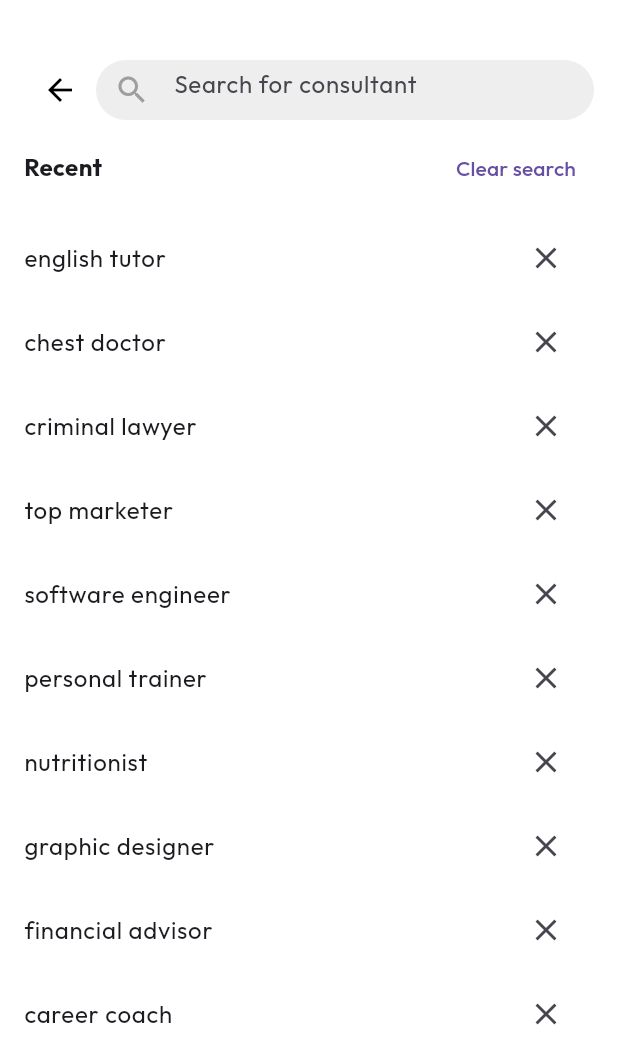
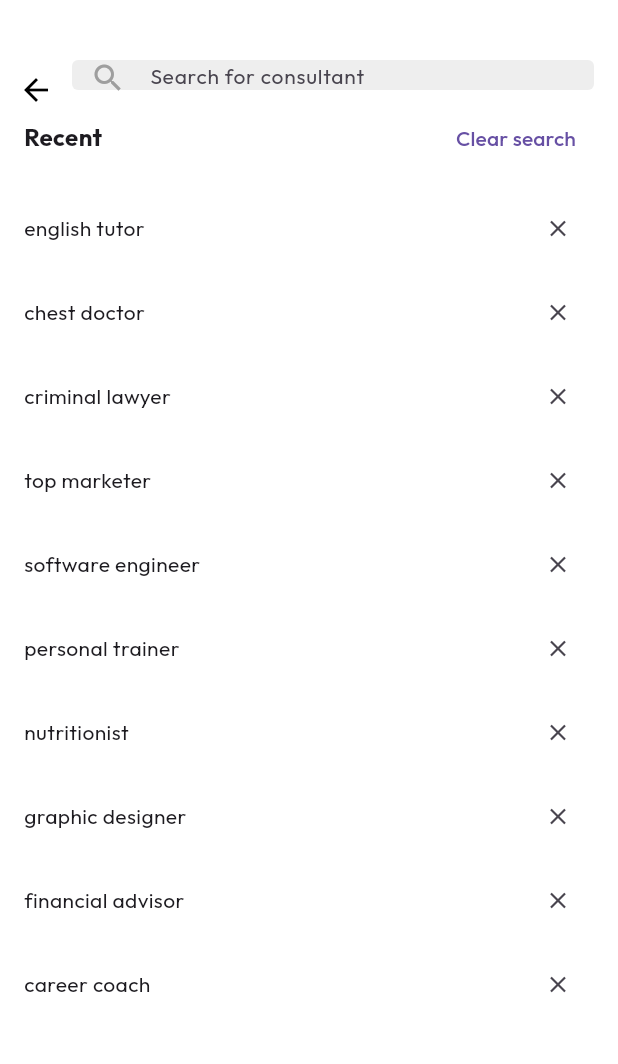
Before and after one commit to AnhDungDevv/health_mate_flutter, a Flutter app: the screen it shows after launch, after a tap on "Search for consultant", on a phone screen of 412 x 824 dp. Shown: the top 1064 px of the screen. Run offline on Flutter 3.47's test engine with Material 3 defaults, Android fonts, the phone set to English and light mode, and no system bars; our stand-ins replace cached_network_image, dartz, dio, dotted_border, equatable, file_picker and 16 more; accounts and stored records are empty.

Commit message:
fix bug search , update ui

```diff
--- a/lib/src/home/presentation/views/customer/main_layout_customer_view.dart
+++ b/lib/src/home/presentation/views/customer/main_layout_customer_view.dart
@@ -19,16 +19,17 @@ class MainLayoutCustomerView extends ConsumerWidget {
       const Center(child: Text("Message Screen")),
       const Center(child: Text("Profile Screen")),
     ];
-    return SafeArea(
-      child: Scaffold(
-        body: IndexedStack(
+    return Scaffold(
+      body: Padding(
+        padding: const EdgeInsets.only(top: 20),
+        child: IndexedStack(
           index: selectedIndex,
           children: screens,
         ),
+      ),
       bottomNavigationBar: BottomNavigationBar(
         currentIndex: selectedIndex,
-          onTap: (value) =>
-              ref.read(selectedViewProvider.notifier).state = value,
+        onTap: (value) => ref.read(selectedViewProvider.notifier).state = value,
         type: BottomNavigationBarType.fixed,
         selectedItemColor: Colors.blue,
         unselectedItemColor: Colors.grey,
@@ -62,7 +63,6 @@ class MainLayoutCustomerView extends ConsumerWidget {
           ),
         ],
       ),
-      ),
     );
   }
 }
--- a/lib/src/home/presentation/views/home_customer_view.dart
+++ b/lib/src/home/presentation/views/home_customer_view.dart
@@ -14,8 +14,7 @@ class HomeCustomerView extends ConsumerWidget {
   const HomeCustomerView({super.key});
   @override
   Widget build(BuildContext context, WidgetRef ref) {
-    return SafeArea(
-      child: Scaffold(
+    return Scaffold(
       body: Padding(
         padding: const EdgeInsets.symmetric(horizontal: 16.0),
         child: CustomScrollView(
@@ -25,7 +24,6 @@ class HomeCustomerView extends ConsumerWidget {
             _buildTabSelector(ref),
             _buildTabContent(ref)
           ],
-          ),
         ),
       ),
     );
--- a/lib/src/search/presentation/views/search_for_consultant_view.dart
+++ b/lib/src/search/presentation/views/search_for_consultant_view.dart
@@ -2,6 +2,8 @@ import 'package:flutter/material.dart';
 import 'package:flutter_riverpod/flutter_riverpod.dart';
 import 'package:health_mate/core/routing/routes_name.dart';
 import 'package:health_mate/src/search/presentation/app/provider/search_provider.dart';
+
+final searchTextProvider = StateProvider<String>((ref) => '');
 
 class SearchConsultantView extends ConsumerStatefulWidget {
   const SearchConsultantView({super.key});
@@ -17,22 +19,31 @@ class _SearchConsultantViewState extends ConsumerState<SearchConsultantView> {
   @override
   void initState() {
     super.initState();
+    _controller.addListener(() {
+      ref.read(searchTextProvider.notifier).state = _controller.text;
+    });
+
     Future.microtask(() {
-      print('Calling loadHistory...');
       ref.read(searchHistoryProvider.notifier).loadHistory();
     });
+  }
+
+  @override
+  void dispose() {
+    _controller.dispose();
+    super.dispose();
   }
 
   @override
   Widget build(BuildContext context) {
     return Scaffold(
       appBar: PreferredSize(
-        preferredSize: const Size.fromHeight(80), // Adjust height
+        preferredSize: const Size.fromHeight(60),
         child: AppBar(
           automaticallyImplyLeading: false,
           backgroundColor: Colors.white,
           flexibleSpace: Padding(
-            padding: const EdgeInsets.only(top: 40, left: 16, right: 16),
+            padding: const EdgeInsets.only(top: 40, left: 0, right: 16),
             child: Row(
               children: [
                 IconButton(
@@ -49,10 +60,12 @@ class _SearchConsultantViewState extends ConsumerState<SearchConsultantView> {
                     controller: _controller,
                     decoration: InputDecoration(
                       hintText: 'Search for consultant',
+                      hintStyle: const TextStyle(fontSize: 14),
+                      contentPadding: const EdgeInsets.symmetric(
+                          horizontal: 5, vertical: 5),
                       filled: true,
                       fillColor: Colors.grey[200],
-                      border: OutlineInputBorder(
-                        borderRadius: BorderRadius.circular(30),
+                      border: const OutlineInputBorder(
                         borderSide: BorderSide.none,
                       ),
                       prefixIcon: const Icon(Icons.search, color: Colors.grey),
@@ -86,13 +99,19 @@ class SearchResultsOrHistory extends ConsumerWidget {
 
   @override
   Widget build(BuildContext context, WidgetRef ref) {
-    if (controller.text.isEmpty) {
+    final searchText = ref.watch(searchTextProvider);
+
+    if (searchText.isEmpty) {
       return const SearchHistoryList();
     }
+
     final searchQuery = ref.watch(searchConsultantProvider);
-
     return searchQuery.when(
+      loading: () => const Center(child: CircularProgressIndicator()),
       data: (queryList) {
+        if (queryList.isEmpty) {
+          return const Center(child: Text('No results found.'));
+        }
         return ListView.builder(
           itemCount: queryList.length,
           itemBuilder: (context, index) {
@@ -100,15 +119,14 @@ class SearchResultsOrHistory extends ConsumerWidget {
             return ListTile(
               title: Text(item.name),
               onTap: () {
-                controller.text = item.name; // Update the controller text
+                controller.text = item.name;
                 ref.read(searchHistoryProvider.notifier).addQuery(item.name);
               },
             );
           },
         );
       },
-      loading: () => const Center(child: CircularProgressIndicator()),
-      error: (err, stack) => Center(child: Text('Error: $err')),
+      error: (err, stack) => Center(child: Text('$err')),
     );
   }
 }
@@ -151,21 +169,31 @@ class SearchHistoryList extends ConsumerWidget {
             ),
             Expanded(
                 child: ListView.builder(
+              shrinkWrap: true,
+              physics: const NeverScrollableScrollPhysics(),
               itemCount: historySearch.length,
               itemBuilder: (context, index) {
                 final item = historySearch[index];
-                  return ListTile(
-                    title: Text(item),
-                    trailing: IconButton(
-                      icon: const Icon(Icons.close),
+                return Padding(
+                  padding:
+                      const EdgeInsets.symmetric(horizontal: 16, vertical: 4),
+                  child: Row(
+                    mainAxisAlignment: MainAxisAlignment.spaceBetween,
+                    children: [
+                      Text(item,
+                          style:
+                              const TextStyle(fontSize: 14)), // Giữ chữ nhỏ hơn
+                      IconButton(
+                        icon: const Icon(Icons.close, size: 18), // Thu nhỏ icon
                         onPressed: () => ref
                             .read(searchHistoryProvider.notifier)
                             .removeQuery(item),
                       ),
+                    ],
+                  ),
                 );
               },
-              ),
-            ),
+            ))
           ],
         );
       },
--- a/pubspec.yaml
+++ b/pubspec.yaml
@@ -62,6 +62,7 @@ dependencies:
   cached_network_image: ^3.4.1
   firebase_core: ^3.12.1
   firebase_auth: ^5.5.1
+  shimmer: ^3.0.0
 
 dev_dependencies:
   flutter_test:
```
Also changed, not shown: lib/src/search/presentation/app/notifier/search_notifier.dart (+23 -17 lines), pubspec.lock, 4 other files. Lines whose indentation alone changed are shown as unchanged.
